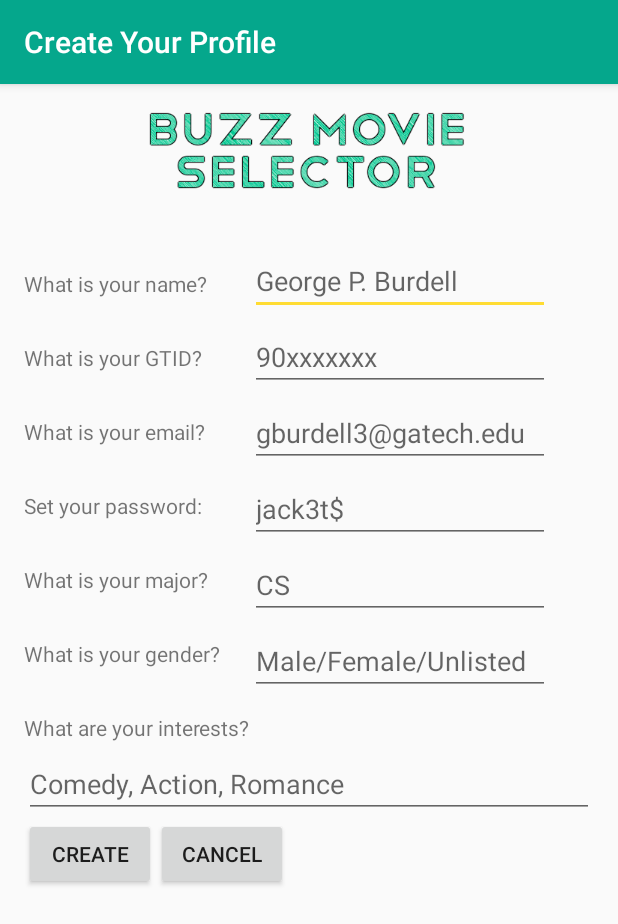
After one commit to clawrence8/CacheMoney, an Android app: the RegistrationActivity screen opened directly, with no data from a screen before it, on a phone screen of 412 x 824 dp. The commit adds this screen. Shown: the top 924 px of the screen. Run offline under Robolectric (Android 15) with nearby library versions, the phone set to English and light mode, and no system bars.

Commit message:
Added Registration page and added information fields to User

```diff
--- /dev/null
+++ b/BuzzMovieSelector/app/src/main/java/edu/gatech/cs2340/buzzmovieselector/RegistrationActivity.java
@@ -0,0 +1,68 @@
+package edu.gatech.cs2340.buzzmovieselector;
+
+import android.content.Intent;
+import android.support.v7.app.AppCompatActivity;
+import android.os.Bundle;
+import android.view.View;
+import android.widget.Button;
+import android.widget.EditText;
+
+public class RegistrationActivity extends AppCompatActivity {
+
+    private EditText mNameEditText;//the m is just a convention to denote instance data for the class
+    private EditText mGtidEditText;
+    private EditText mEmailEditText;
+    private EditText mPasswordEditText;
+    private EditText mMajorEditText;
+    private EditText mGenderEditText;
+    private EditText mInterestEditText;
+    private Button mCreateProfileButton;
+    private Button mCancelRegButton;
+
+    @Override
+    protected void onCreate(Bundle savedInstanceState) {
+        super.onCreate(savedInstanceState);
+        setContentView(R.layout.activity_registration);
+
+        mNameEditText = (EditText) findViewById(R.id.name_edit_text);
+        mGtidEditText = (EditText) findViewById(R.id.gtid_edit_text);
+        mEmailEditText = (EditText) findViewById(R.id.email_edit_text);
+        mPasswordEditText = (EditText) findViewById(R.id.password_edit_text);
+        mMajorEditText = (EditText) findViewById(R.id.major_edit_text);
+        mGenderEditText = (EditText) findViewById(R.id.gender_edit_text);
+        mInterestEditText = (EditText) findViewById(R.id.interest_edit_text);
+
+        mCreateProfileButton = (Button) findViewById(R.id.create_profile_button);
+        mCancelRegButton = (Button) findViewById(R.id.cancel_registration_button);
+
+        mCreateProfileButton.setOnClickListener(new View.OnClickListener() {
+            @Override
+            public void onClick(View view) {
+                String name = mNameEditText.getText().toString();
+                String gtid = mGtidEditText.getText().toString();
+                String email = mEmailEditText.getText().toString();
+                String password = mPasswordEditText.getText().toString();
+                String major = mMajorEditText.getText().toString();
+                String gender = mGenderEditText.getText().toString();
+                String interests = mInterestEditText.getText().toString();
+
+                User newUser = new User(name, gtid, email, password, major, gender, interests);
+                new UserManager().addUser(newUser);
+
+                Intent homePageIntent = new Intent(RegistrationActivity.this, HomePageActivity.class);
+                startActivity(homePageIntent);
+            }
+        });
+
+        mCancelRegButton.setOnClickListener(new View.OnClickListener() {
+            @Override
+            public void onClick(View view) {
+                Intent welcomePageIntent = new Intent(RegistrationActivity.this,
+                        WelcomePageActivity.class);
+                startActivity(welcomePageIntent);
+            }
+        });
+
+
+    }
+}
--- /dev/null
+++ b/BuzzMovieSelector/app/src/main/res/layout/activity_registration.xml
@@ -0,0 +1,220 @@
+<?xml version="1.0" encoding="utf-8"?>
+
+<ScrollView xmlns:android="http://schemas.android.com/apk/res/android"
+    xmlns:tools="http://schemas.android.com/tools"
+    android:layout_width="match_parent"
+    android:layout_height="match_parent"
+    tools:context="edu.gatech.cs2340.buzzmovieselector.RegistrationActivity">
+
+    <LinearLayout
+        android:layout_width="match_parent"
+        android:layout_height="match_parent"
+        android:gravity="center_horizontal|center_vertical"
+        android:orientation="vertical"
+        android:paddingBottom="@dimen/activity_vertical_margin"
+        android:paddingLeft="@dimen/activity_horizontal_margin"
+        android:paddingRight="@dimen/activity_horizontal_margin"
+        android:paddingTop="@dimen/activity_vertical_margin">
+
+
+        <ImageView
+            android:id="@+id/app_title_image"
+            android:layout_width="wrap_content"
+            android:layout_height="wrap_content"
+            android:foregroundGravity="center"
+            android:src="@drawable/ic_app_name_text" />
+
+
+        <LinearLayout
+            android:layout_width="match_parent"
+            android:layout_height="wrap_content">
+
+            <LinearLayout
+                android:id="@+id/text_view_layout"
+                android:layout_width="wrap_content"
+                android:layout_height="wrap_content"
+                android:orientation="vertical">
+
+                <TextView
+                    android:id="@+id/name_text_view"
+                    android:layout_width="wrap_content"
+                    android:layout_height="wrap_content"
+                    android:layout_alignParentLeft="true"
+                    android:layout_alignParentStart="true"
+                    android:layout_alignParentTop="true"
+                    android:layout_marginTop="50dp"
+                    android:text="What is your name?"
+                    android:textAppearance="?android:attr/textAppearanceSmall" />
+
+
+                <TextView
+                    android:id="@+id/gtid_text_view"
+                    android:layout_width="wrap_content"
+                    android:layout_height="wrap_content"
+                    android:layout_alignParentLeft="true"
+                    android:layout_alignParentStart="true"
+                    android:layout_below="@+id/name_text_view"
+                    android:layout_marginTop="30dp"
+                    android:text="What is your GTID?"
+                    android:textAppearance="?android:attr/textAppearanceSmall" />
+
+                <TextView
+                    android:id="@+id/email_text_view"
+                    android:layout_width="wrap_content"
+                    android:layout_height="wrap_content"
+                    android:layout_alignParentLeft="true"
+                    android:layout_alignParentStart="true"
+                    android:layout_below="@+id/gtid_text_view"
+                    android:layout_marginTop="30dp"
+                    android:text="What is your email?"
+                    android:textAppearance="?android:attr/textAppearanceSmall" />
+
+                <TextView
+                    android:id="@+id/password_text_view"
+                    android:layout_width="wrap_content"
+                    android:layout_height="wrap_content"
+                    android:layout_alignParentLeft="true"
+                    android:layout_alignParentStart="true"
+                    android:layout_alignParentTop="true"
+                    android:layout_marginTop="30dp"
+                    android:text="Set your password:"
+                    android:textAppearance="?android:attr/textAppearanceSmall" />
+
+                <TextView
+                    android:id="@+id/major_text_view"
+                    android:layout_width="wrap_content"
+                    android:layout_height="wrap_content"
+                    android:layout_alignParentLeft="true"
+                    android:layout_alignParentStart="true"
+                    android:layout_below="@+id/email_text_view"
+                    android:layout_marginTop="30dp"
+                    android:text="What is your major?"
+                    android:textAppearance="?android:attr/textAppearanceSmall" />
+
+                <TextView
+                    android:id="@+id/gender_text_view"
+                    android:layout_width="wrap_content"
+                    android:layout_height="wrap_content"
+                    android:layout_alignParentLeft="true"
+                    android:layout_alignParentStart="true"
+                    android:layout_below="@+id/major_text_view"
+                    android:layout_marginTop="30dp"
+                    android:text="What is your gender?"
+                    android:textAppearance="?android:attr/textAppearanceSmall" />
+
+                <TextView
+                    android:id="@+id/interests_text_view"
+                    android:layout_width="wrap_content"
+                    android:layout_height="wrap_content"
+                    android:layout_alignParentLeft="true"
+                    android:layout_alignParentStart="true"
+                    android:layout_below="@+id/gender_text_view"
+                    android:layout_marginTop="30dp"
+                    android:text="What are your interests?"
+                    android:textAppearance="?android:attr/textAppearanceSmall" />
+            </LinearLayout>
+
+            <LinearLayout
+                android:id="@+id/edit_text_layout"
+                android:layout_width="wrap_content"
+                android:layout_height="wrap_content"
+                android:orientation="vertical">
+
+                <EditText
+                    android:id="@+id/name_edit_text"
+                    android:layout_width="200dp"
+                    android:layout_height="wrap_content"
+                    android:layout_alignParentEnd="true"
+                    android:layout_alignParentRight="true"
+                    android:layout_below="@+id/linearLayout2"
+                    android:layout_marginTop="35dp"
+                    android:hint="George P. Burdell" />
+
+
+                <EditText
+                    android:id="@+id/gtid_edit_text"
+                    android:layout_width="200dp"
+                    android:layout_height="wrap_content"
+                    android:layout_alignParentEnd="true"
+                    android:layout_alignParentRight="true"
+                    android:layout_below="@+id/name_edit_text"
+                    android:layout_marginTop="5dp"
+                    android:hint="90xxxxxxx" />
+
+                <EditText
+                    android:id="@+id/email_edit_text"
+                    android:layout_width="200dp"
+                    android:layout_height="wrap_content"
+                    android:layout_alignParentEnd="true"
+                    android:layout_alignParentRight="true"
+                    android:layout_below="@+id/gtid_edit_text"
+                    android:layout_marginTop="5dp"
+                    android:hint="gburdell3@gatech.edu" />
+
+                <EditText
+                    android:id="@+id/password_edit_text"
+                    android:layout_width="200dp"
+                    android:layout_height="wrap_content"
+                    android:layout_alignParentEnd="true"
+                    android:layout_alignParentRight="true"
+                    android:layout_below="@+id/linearLayout2"
+                    android:layout_marginTop="5dp"
+                    android:hint="jack3t$" />
+
+                <EditText
+                    android:id="@+id/major_edit_text"
+                    android:layout_width="200dp"
+                    android:layout_height="wrap_content"
+                    android:layout_alignParentEnd="true"
+                    android:layout_alignParentRight="true"
+                    android:layout_below="@+id/email_edit_text"
+                    android:layout_marginTop="5dp"
+                    android:hint="CS" />
+
+                <EditText
+                    android:id="@+id/gender_edit_text"
+                    android:layout_width="200dp"
+                    android:layout_height="wrap_content"
+                    android:layout_alignParentEnd="true"
+                    android:layout_alignParentRight="true"
+                    android:layout_below="@+id/major_edit_text"
+                    android:layout_marginTop="5dp"
+                    android:hint="Male/Female/Unlisted" />
+
+
+            </LinearLayout>
+
+
+        </LinearLayout>
+
+        <EditText
+            android:id="@+id/interest_edit_text"
+            android:layout_width="match_parent"
+            android:layout_height="match_parent"
+            android:layout_alignParentEnd="true"
+            android:layout_alignParentRight="true"
+            android:layout_marginTop="5dp"
+            android:hint="Comedy, Action, Romance" />
+
+        <LinearLayout
+            android:layout_width="match_parent"
+            android:layout_height="match_parent">
+
+            <Button
+                android:id="@+id/create_profile_button"
+                android:layout_width="wrap_content"
+                android:layout_height="wrap_content"
+                android:text="Create" />
+
+            <Button
+                android:id="@+id/cancel_registration_button"
+                android:layout_width="wrap_content"
+                android:layout_height="wrap_content"
+                android:text="Cancel" />
+        </LinearLayout>
+
+
+    </LinearLayout>
+
+
+</ScrollView>
--- a/BuzzMovieSelector/app/src/main/res/layout/activity_welcome_page.xml
+++ b/BuzzMovieSelector/app/src/main/res/layout/activity_welcome_page.xml
@@ -35,7 +35,7 @@
             android:layout_width="wrap_content"
             android:layout_height="wrap_content"
             android:text="Register"
-            android:id="@+id/cancel" />
+            android:id="@+id/register" />
 
     </LinearLayout>
 
```
Also changed, not shown: BuzzMovieSelector/app/src/main/AndroidManifest.xml (+5 -7 lines), BuzzMovieSelector/app/src/main/java/edu/gatech/cs2340/buzzmovieselector/User.java (+90 -6 lines), BuzzMovieSelector/app/src/main/java/edu/gatech/cs2340/buzzmovieselector/UserManager.java (+5 -3 lines), BuzzMovieSelector/app/src/main/java/edu/gatech/cs2340/buzzmovieselector/WelcomePageActivity.java (+10 -1 lines).
